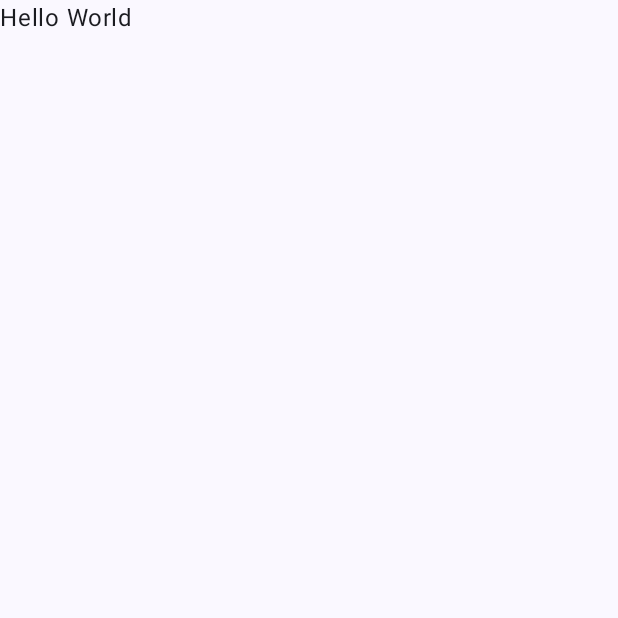
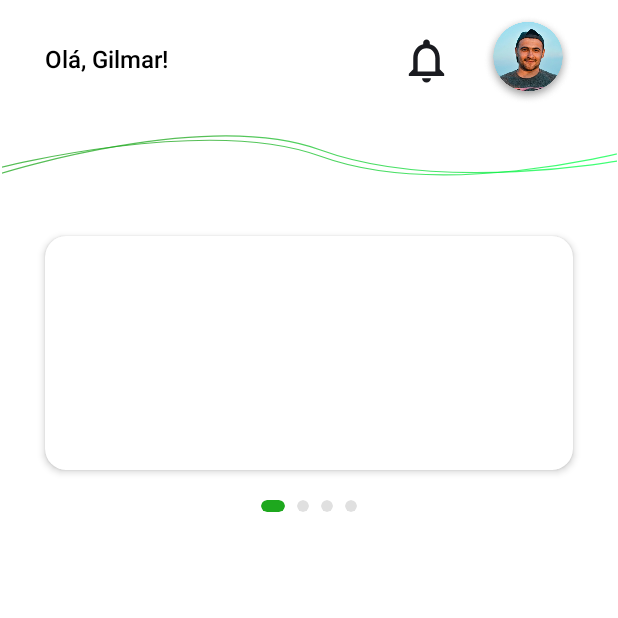
Before and after one commit to banap-app/banap-mobile-kotlin, an Android app built with Jetpack Compose: the screen it shows after launch (MainActivity), on a phone screen of 412 x 824 dp, the top half of it. Before the commit the part shown is almost empty. Run offline under Robolectric (Android 15) with nearby library versions, the phone set to English and light mode, and no system bars.

Commit message:
feat: components carousel, header and screen created

```diff
--- /dev/null
+++ b/app/src/main/java/com/banap/banap/components/Carousel.kt
@@ -0,0 +1,117 @@
+package com.banap.banap.components
+
+import androidx.compose.foundation.layout.Arrangement
+import androidx.compose.foundation.layout.Column
+import androidx.compose.foundation.layout.Row
+import androidx.compose.foundation.layout.Spacer
+import androidx.compose.foundation.layout.fillMaxWidth
+import androidx.compose.foundation.layout.height
+import androidx.compose.foundation.layout.padding
+import androidx.compose.foundation.layout.size
+import androidx.compose.foundation.layout.width
+import androidx.compose.material3.Card
+import androidx.compose.material3.CardDefaults
+import androidx.compose.runtime.Composable
+import androidx.compose.ui.Alignment
+import androidx.compose.ui.Modifier
+import androidx.compose.ui.draw.clip
+import androidx.compose.ui.draw.shadow
+import androidx.compose.ui.unit.dp
+import com.banap.banap.ui.theme.BRANCO
+import com.banap.banap.ui.theme.CINZA_CLARO
+import com.banap.banap.ui.theme.ShapeBox
+import com.banap.banap.ui.theme.VERDE_CLARO
+
+@Composable
+fun Carousel(
+
+) {
+    Column (
+        modifier = Modifier
+            .padding(horizontal = 30.dp)
+    ) {
+        Card (
+            modifier = Modifier
+                .shadow(elevation = 3.dp, shape = ShapeBox.medium)
+                .clip(
+                    shape = ShapeBox.medium
+                )
+                .height(156.dp)
+                .fillMaxWidth(),
+            colors = CardDefaults.cardColors(
+                containerColor = BRANCO
+            )
+        ) {
+        }
+
+        Row (
+            modifier = Modifier
+                .padding(top = 20.dp)
+                .fillMaxWidth(),
+            horizontalArrangement = Arrangement.Center,
+            verticalAlignment = Alignment.CenterVertically,
+
+        ) {
+            Card (
+                modifier = Modifier
+                    .clip(
+                        shape = ShapeBox.small
+                    )
+                    .height(8.dp)
+                    .width(16.dp),
+                colors = CardDefaults.cardColors(
+                    containerColor = VERDE_CLARO
+                )
+            ) {
+            }
+
+            Spacer(
+                modifier = Modifier.width(8.dp)
+            )
+
+            Card (
+                modifier = Modifier
+                    .clip(
+                        shape = ShapeBox.large
+                    )
+                    .size(8.dp),
+                colors = CardDefaults.cardColors(
+                    containerColor = CINZA_CLARO
+                )
+            ) {
+            }
+
+            Spacer(
+                modifier = Modifier.width(8.dp)
+            )
+
+            Card (
+                modifier = Modifier
+                    .clip(
+                        shape = ShapeBox.large
+                    )
+                    .size(8.dp),
+                colors = CardDefaults.cardColors(
+                    containerColor = CINZA_CLARO
+                )
+            ) {
+            }
+
+            Spacer(
+                modifier = Modifier.width(8.dp)
+            )
+
+            Card (
+                modifier = Modifier
+                    .clip(
+                        shape = ShapeBox.large
+                    )
+                    .size(8.dp),
+                colors = CardDefaults.cardColors(
+                    containerColor = CINZA_CLARO
+                )
+            ) {
+            }
+        }
+    }
+}
--- /dev/null
+++ b/app/src/main/java/com/banap/banap/components/Header.kt
@@ -0,0 +1,58 @@
+package com.banap.banap.components
+
+import androidx.compose.foundation.Image
+import androidx.compose.foundation.layout.Arrangement
+import androidx.compose.foundation.layout.Row
+import androidx.compose.foundation.layout.fillMaxWidth
+import androidx.compose.foundation.layout.padding
+import androidx.compose.foundation.layout.size
+import androidx.compose.material.icons.Icons
+import androidx.compose.material.icons.outlined.Notifications
+import androidx.compose.material3.Icon
+import androidx.compose.material3.Text
+import androidx.compose.runtime.Composable
+import androidx.compose.ui.Alignment
+import androidx.compose.ui.Modifier
+import androidx.compose.ui.res.painterResource
+import androidx.compose.ui.unit.dp
+import com.banap.banap.R
+import com.banap.banap.ui.theme.PRETO
+import com.banap.banap.ui.theme.Typography
+
+@Composable
+fun Header(
+    nome: String
+) {
+    Row (
+        modifier = Modifier
+            .padding(horizontal = 30.dp)
+            .fillMaxWidth(),
+        horizontalArrangement = Arrangement.SpaceBetween,
+        verticalAlignment = Alignment.CenterVertically
+    ) {
+        Text(
+            text = "Olá, $nome!",
+            style = Typography.headlineSmall,
+            color = PRETO
+        )
+
+        Row (
+            verticalAlignment = Alignment.CenterVertically
+        ) {
+            Icon(
+                Icons.Outlined.Notifications,
+                contentDescription = "Icone de notificação",
+                modifier = Modifier
+                    .size(55.dp)
+                    .padding(end = 20.dp)
+            )
+
+            Image(
+                painter = painterResource(R.drawable.foto_de_perfil),
+                contentDescription = "Foto de perfil",
+                modifier = Modifier
+                    .size(60.dp)
+            )
+        }
+    }
+}
--- a/app/src/main/java/com/banap/banap/components/Screen.kt
+++ b/app/src/main/java/com/banap/banap/components/Screen.kt
@@ -1,21 +1,49 @@
 package com.banap.banap.components
 
+import android.annotation.SuppressLint
+import androidx.compose.foundation.Image
+import androidx.compose.foundation.layout.Column
 import androidx.compose.foundation.layout.fillMaxSize
 import androidx.compose.foundation.layout.padding
+import androidx.compose.foundation.layout.statusBarsPadding
 import androidx.compose.material3.Scaffold
-import androidx.compose.material3.Text
 import androidx.compose.runtime.Composable
 import androidx.compose.ui.Modifier
+import androidx.compose.ui.graphics.vector.ImageVector
+import androidx.compose.ui.res.vectorResource
+import androidx.compose.ui.unit.dp
+import com.banap.banap.R
+import com.banap.banap.ui.theme.BRANCO
 
+@SuppressLint("UnusedMaterial3ScaffoldPaddingParameter")
 @Composable
 fun Screen() {
     Scaffold (
         modifier = Modifier
+            .statusBarsPadding()
             .fillMaxSize(),
-    ) { innerPadding ->
-        Text(
-            text = "Hello World",
-            modifier = Modifier.padding(innerPadding)
-        )
+        containerColor = BRANCO
+    ) {
+        Column (
+            modifier = Modifier
+                .fillMaxSize()
+                .padding(top = 10.dp),
+        ) {
+            Header(
+                nome = "Gilmar"
+            )
+
+            Image(
+                imageVector = ImageVector.vectorResource(id = R.drawable.linhas),
+                contentDescription = "Linhas que separam o conteúdo",
+                modifier = Modifier
+                    .padding(
+                        top = 20.dp,
+                        bottom = 40.dp
+                    )
+            )
+
+            Carousel()
+        }
     }
 }
--- /dev/null
+++ b/app/src/main/java/com/banap/banap/ui/theme/Shape.kt
@@ -0,0 +1,11 @@
+package com.banap.banap.ui.theme
+
+import androidx.compose.foundation.shape.RoundedCornerShape
+import androidx.compose.material3.Shapes
+import androidx.compose.ui.unit.dp
+
+val ShapeBox = Shapes(
+    small = RoundedCornerShape(4.dp),
+    medium = RoundedCornerShape(14.dp),
+    large = RoundedCornerShape(100.dp)
+)
--- a/app/src/main/java/com/banap/banap/ui/theme/Type.kt
+++ b/app/src/main/java/com/banap/banap/ui/theme/Type.kt
@@ -17,9 +17,19 @@ val Typography = Typography(
         fontWeight = FontWeight.Normal,
         fontSize = 20.sp
     ),
+    titleLarge = TextStyle(
+        fontFamily = FontFamily.Default,
+        fontWeight = FontWeight.ExtraBold,
+        fontSize = 28.sp
+    ),
     labelSmall = TextStyle(
         fontFamily = FontFamily.Default,
         fontWeight = FontWeight.Light,
         fontSize = 20.sp
+    ),
+    headlineSmall = TextStyle(
+        fontFamily = FontFamily.Default,
+        fontWeight = FontWeight.Medium,
+        fontSize = 16.sp
     )
 )
--- /dev/null
+++ b/app/src/main/res/drawable/linhas.xml
@@ -0,0 +1,35 @@
+<vector xmlns:aapt="http://schemas.android.com/aapt" xmlns:android="http://schemas.android.com/apk/res/android" android:height="56dp" android:viewportHeight="26" android:viewportWidth="390" android:width="840dp">
+
+    <path android:fillColor="#00000000" android:pathData="M-2.5,21C-2.5,21 129.5,-13 202,13.5C278.08,41.31 394,11 394,11" android:strokeAlpha="0.75" android:strokeWidth="0.75">
+
+        <aapt:attr name="android:strokeColor">
+
+            <gradient android:endX="359.5" android:endY="47.5" android:startX="-15" android:startY="50.5" android:type="linear">
+
+                <item android:color="#FF1EA81E" android:offset="0.39"/>
+
+                <item android:color="#FF00FF47" android:offset="1"/>
+
+            </gradient>
+
+        </aapt:attr>
+
+    </path>
+
+    <path android:fillColor="#00000000" android:pathData="M-1,24.5C-1,24.5 129.5,-17 202,9.5C278.08,37.31 393.5,16 393.5,16" android:strokeAlpha="0.75" android:strokeWidth="0.75">
+
+        <aapt:attr name="android:strokeColor">
+
+            <gradient android:endX="359.5" android:endY="43.5" android:startX="-15" android:startY="46.5" android:type="linear">
+
+                <item android:color="#FF1EA81E" android:offset="0.37"/>
+
+                <item android:color="#FF00FF47" android:offset="1"/>
+
+            </gradient>
+
+        </aapt:attr>
+
+    </path>
+
+</vector>
```
Also changed, not shown: app/src/main/res/drawable/foto_de_perfil.png (added).
